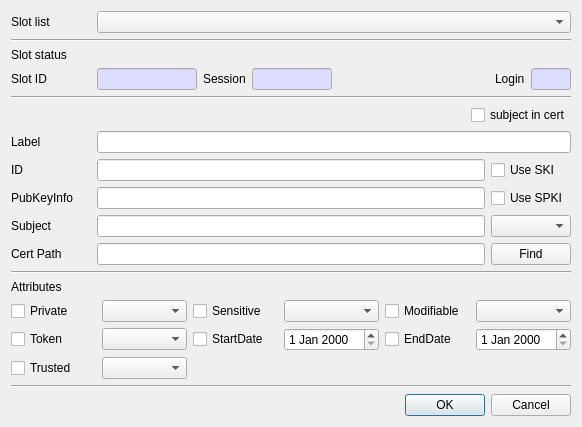
Before: the Qt Designer form CryptokiMan/import_cert_dlg.ui in jykim74/CryptokiMan, drawn with Qt 5.
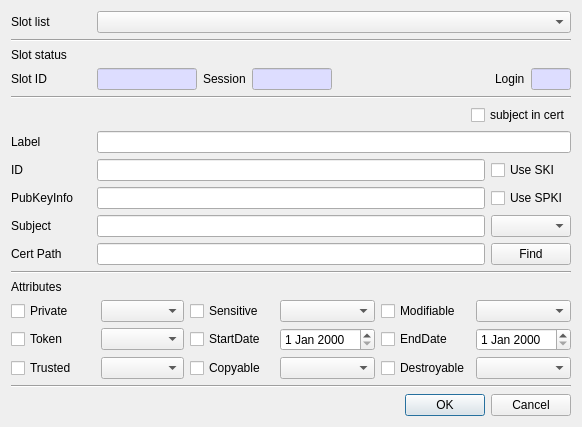
After: the same form once the commit is applied.

Commit message: CKA_COPYABLE, CKA_DESTROYABLE 속성 기능 지원

What changed in the file:
```diff
--- a/CryptokiMan/import_cert_dlg.ui
+++ b/CryptokiMan/import_cert_dlg.ui
@@ -450,6 +450,26 @@
      <item row="0" column="5">
       <widget class="QComboBox" name="mModifiableCombo"/>
      </item>
+     <item row="2" column="2">
+      <widget class="QCheckBox" name="mCopyableCheck">
+       <property name="text">
+        <string>Copyable</string>
+       </property>
+      </widget>
+     </item>
+     <item row="2" column="4">
+      <widget class="QCheckBox" name="mDestroyableCheck">
+       <property name="text">
+        <string>Destroyable</string>
+       </property>
+      </widget>
+     </item>
+     <item row="2" column="3">
+      <widget class="QComboBox" name="mCopyableCombo"/>
+     </item>
+     <item row="2" column="5">
+      <widget class="QComboBox" name="mDestroyableCombo"/>
+     </item>
     </layout>
    </item>
    <item>
```
The commit also changes 48 other files.
